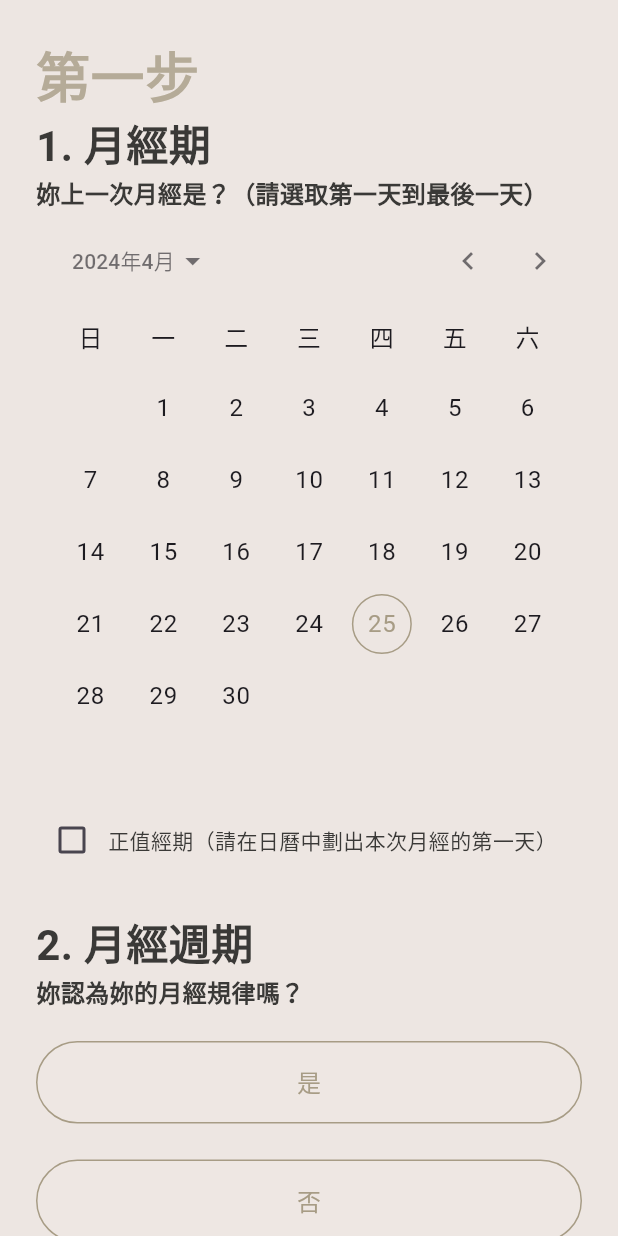
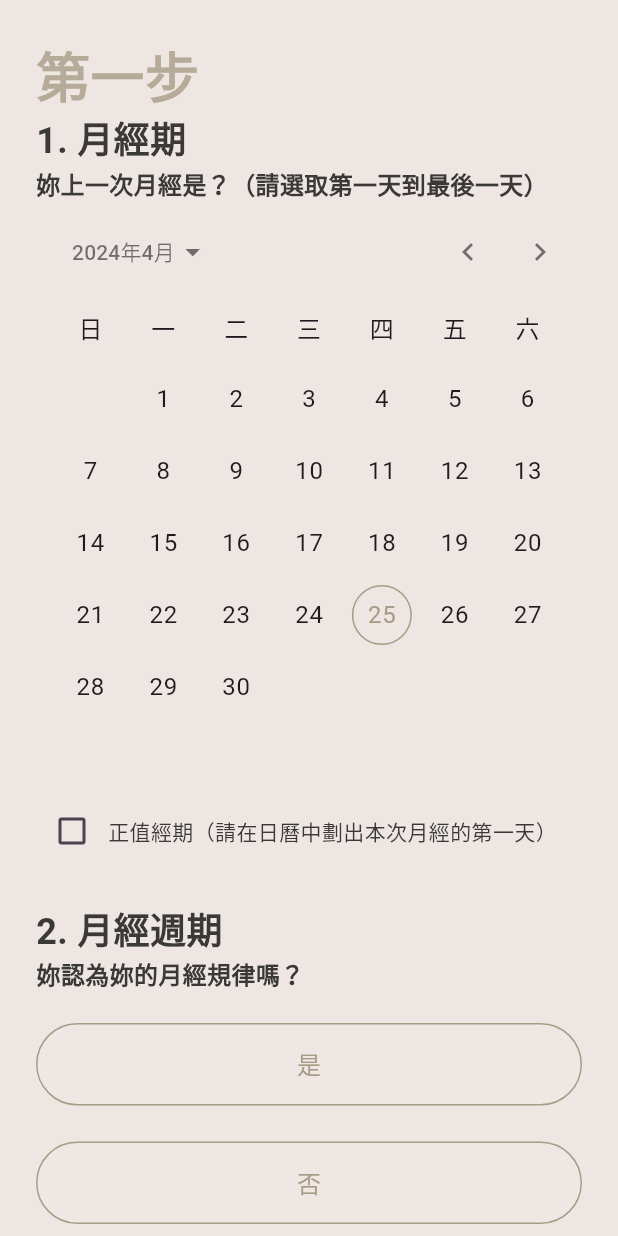
Before and after one commit to samuelchanx/lixi-app, a Flutter app: the QuestionnairePage screen opened by its route, on a phone screen of 412 x 824 dp. Run offline on Flutter 3.47's test engine with Material 3 defaults, Android fonts, the phone set to English and light mode, and no system bars; our stand-ins replace animate_do, csv, dartx, flutter_hooks, freezed_annotation, gap and 5 more; accounts and stored records are empty.

Commit message:
feat: multiple fixes

```diff
--- a/lib/models/question_model_controller.dart
+++ b/lib/models/question_model_controller.dart
@@ -2,10 +2,10 @@ import 'dart:convert';
 
 import 'package:dartx/dartx.dart';
 import 'package:hooks_riverpod/hooks_riverpod.dart';
-import 'package:lixi/database.dart';
+import 'package:lixi/constants/database.dart';
+import 'package:lixi/constants/testing_db.dart';
 import 'package:lixi/models/question_model_v2.dart';
 import 'package:lixi/provider/shared_pref_provider.dart';
-import 'package:lixi/testing_db.dart';
 import 'package:lixi/utils/logger.dart';
 import 'package:shared_preferences/shared_preferences.dart';
 
--- a/lib/provider/question_provider.dart
+++ b/lib/provider/question_provider.dart
@@ -1,7 +1,7 @@
 import 'package:csv/csv.dart';
 import 'package:dartx/dartx.dart';
 import 'package:hooks_riverpod/hooks_riverpod.dart';
-import 'package:lixi/database.dart';
+import 'package:lixi/constants/database.dart';
 import 'package:lixi/models/question_model.dart';
 import 'package:lixi/models/question_model_v2.dart';
 
--- /dev/null
+++ b/lib/router/router.dart
@@ -0,0 +1,24 @@
+import 'package:dartx/dartx.dart';
+import 'package:go_router/go_router.dart';
+import 'package:lixi/ui/features/landing/landing_page.dart';
+import 'package:lixi/ui/features/questionnaire/questionnaire_page.dart';
+import 'package:lixi/ui/features/result/result_page.dart';
+
+final router = GoRouter(
+  routes: [
+    GoRoute(
+      path: '/',
+      builder: (context, state) => const LandingPage(),
+    ),
+    GoRoute(
+      path: '/questionnaire',
+      builder: (context, state) => QuestionnairePage(
+        step: state.uri.queryParameters['step'].toString().toIntOrNull(),
+      ),
+    ),
+    GoRoute(
+      path: '/result',
+      builder: (context, state) => const ResultPage(),
+    ),
+  ],
+);
--- a/lib/ui/features/questionnaire/one_question_widgets.dart
+++ b/lib/ui/features/questionnaire/one_question_widgets.dart
@@ -480,7 +480,7 @@ class OneQuestionWidgets extends HookConsumerWidget {
                 child: Text(
                   '${question.displayIndex}. ${question.title!}',
                   style: TextStyle(
-                    fontSize: 28.0,
+                    fontSize: 24.0,
                     fontWeight: FontWeight.w600,
                     color: normalColor,
                   ),
--- a/lib/ui/features/questionnaire/questionnaire_page.dart
+++ b/lib/ui/features/questionnaire/questionnaire_page.dart
@@ -1,8 +1,10 @@
+import 'package:animate_do/animate_do.dart';
 import 'package:dartx/dartx.dart';
 import 'package:flutter/foundation.dart';
 import 'package:flutter/material.dart';
 import 'package:flutter_hooks/flutter_hooks.dart';
 import 'package:gap/gap.dart';
+import 'package:go_router/go_router.dart';
 import 'package:hooks_riverpod/hooks_riverpod.dart';
 import 'package:lixi/l10n/translations.dart';
 import 'package:lixi/models/question_model_controller.dart';
@@ -23,24 +25,21 @@ final questionControllerProvider = StateProvider<QuestionControllerV2>(
 );
 
 class QuestionnairePage extends HookConsumerWidget {
-  const QuestionnairePage({super.key});
+  const QuestionnairePage({
+    super.key,
+    this.step,
+  });
+
+  final int? step;
 
   @override
   Widget build(BuildContext context, WidgetRef ref) {
+    log.info('Step from route: $step');
     final questions = ref.watch(questionsProvider);
-    return ProviderScope(
-      overrides: [
-        questionControllerProvider.overrideWith(
-          (ref) => QuestionControllerV2(
-            questions: ref.watch(questionsProvider),
-            ref: ref,
-          ),
-        ),
-      ],
-      child: Scaffold(
+    return Scaffold(
       body: QuestionnaireContent(
         questions: questions,
-        ),
+        initialStep: step,
       ),
     );
   }
@@ -52,9 +51,11 @@ class QuestionnaireContent extends HookConsumerWidget {
   const QuestionnaireContent({
     super.key,
     required this.questions,
+    this.initialStep,
     // required this.cureMethods,
   });
 
+  final int? initialStep;
   final List<QuestionModelV2> questions;
 
   void goToResult(BuildContext context) {
@@ -64,10 +65,21 @@ class QuestionnaireContent extends HookConsumerWidget {
     );
   }
 
+  void navigateNextStep(BuildContext context, int nextStep) {
+    context.go('/questionnaire?step=$nextStep');
+  }
+
   @override
   Widget build(BuildContext context, WidgetRef ref) {
-    final currentStep = useState(0);
+    final currentStep = initialStep ?? 0;
     final isDebugMode = useState(kDebugMode);
+    useEffect(
+      () => () {
+        log.info('currentStep: $currentStep');
+        return;
+      },
+      [isDebugMode.value],
+    );
 
     // question index: answer index (1 for yes, 0 for no for yes/no question options)
     final answers = useState<Map<int, UserAnswer>>({});
@@ -80,19 +92,15 @@ class QuestionnaireContent extends HookConsumerWidget {
     AnimationController? animationController = useMemoized(() => null);
     final scrollController = useScrollController();
     // useEffect(() {
-    //   // controller.diagnose();
-    //   const nextPage = 2;
     //   WidgetsBinding.instance.addPostFrameCallback((timeStamp) {
-    //     if (nextPage != -1) {
-    //       currentStep.value = nextPage;
-    //     } else {
-    //       goToResult(context);
+    //     if (initialStep != null) {
+    //       currentStep.value = initialStep!;
     //     }
     //   });
     //   return null;
     // });
 
-    final currentStepValue = currentStep.value;
+    final currentStepValue = currentStep;
     final currentQuestions = questions
         .where((element) => element.group == currentStepValue)
         .toList();
@@ -159,13 +167,13 @@ class QuestionnaireContent extends HookConsumerWidget {
         if (forceNextQuestionIndex == -1) {
           goToResult(context);
         } else {
-          currentStep.value = forceNextQuestionIndex;
+          navigateNextStep(context, forceNextQuestionIndex);
           resetPage();
         }
         return;
       }
       final nextStep = controller.saveAndGetNextQuestion(
-        forceCurrentStep ?? currentStep.value,
+        forceCurrentStep ?? currentStep,
         answers.value,
       );
       if (nextStep == -1) {
@@ -187,14 +195,14 @@ class QuestionnaireContent extends HookConsumerWidget {
       }
       log.info('Next step: $nextStep');
       scrollController.jumpTo(0);
-      currentStep.value = nextStep;
-      animationController?.forward(from: 0);
       resetPage();
+      context.go('/questionnaire?step=$nextStep');
     }
 
     log.info('Current step: $currentStepValue');
 
-    return SingleChildScrollView(
+    return SlideInRight(
+      child: SingleChildScrollView(
         controller: scrollController,
         physics: const BouncingScrollPhysics(),
         child: Padding(
@@ -226,7 +234,8 @@ class QuestionnaireContent extends HookConsumerWidget {
                         currentAnswers: answers,
                         textController: textController,
                         questionIndex: questionIndexInList,
-                      selectedOptionIndexNotifier: selectedOptionIndexNotifier,
+                        selectedOptionIndexNotifier:
+                            selectedOptionIndexNotifier,
                         onChanged: () {
                           answers.value = {
                             ...answers.value,
@@ -234,8 +243,8 @@ class QuestionnaireContent extends HookConsumerWidget {
                               selectedOptionIndex: selectedOptionIndexNotifier
                                       .value[questionIndexInList] ??
                                   [],
-                            dateRange:
-                                question.expectedAnsFormat == AnswerFormat.date
+                              dateRange: question.expectedAnsFormat ==
+                                      AnswerFormat.date
                                   ? dateRange.value.whereNotNull().toList()
                                   : null,
                               text: textController.text,
@@ -326,6 +335,7 @@ class QuestionnaireContent extends HookConsumerWidget {
             ],
           ),
         ),
+      ),
     );
   }
 }
--- a/pubspec.yaml
+++ b/pubspec.yaml
@@ -20,7 +20,7 @@ dependencies:
   flutter_svg: ^2.0.10+1
   freezed_annotation: ^2.4.1
   gap: ^3.0.1
-  go_router: ^13.2.0
+  go_router: ^14.0.0
   google_fonts: ^6.2.1
   hooks_riverpod: ^2.4.10
   http: ^1.2.0
```
Also changed, not shown: lib/constants/database.dart (renamed from lib/database.dart, +9 -13 lines), lib/index.dart (deleted, +0 -56 lines), lib/main.dart (+4 -22 lines), lib/constants/testing_db.dart (renamed from lib/testing_db.dart), pubspec.lock. Lines whose indentation alone changed are shown as unchanged.
